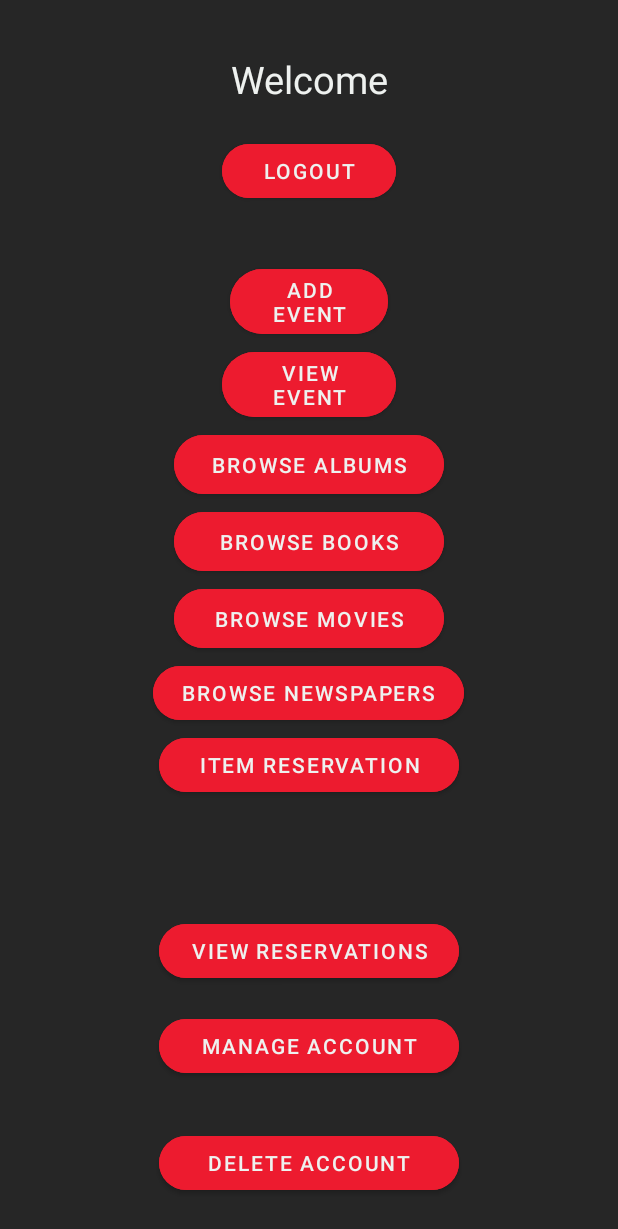
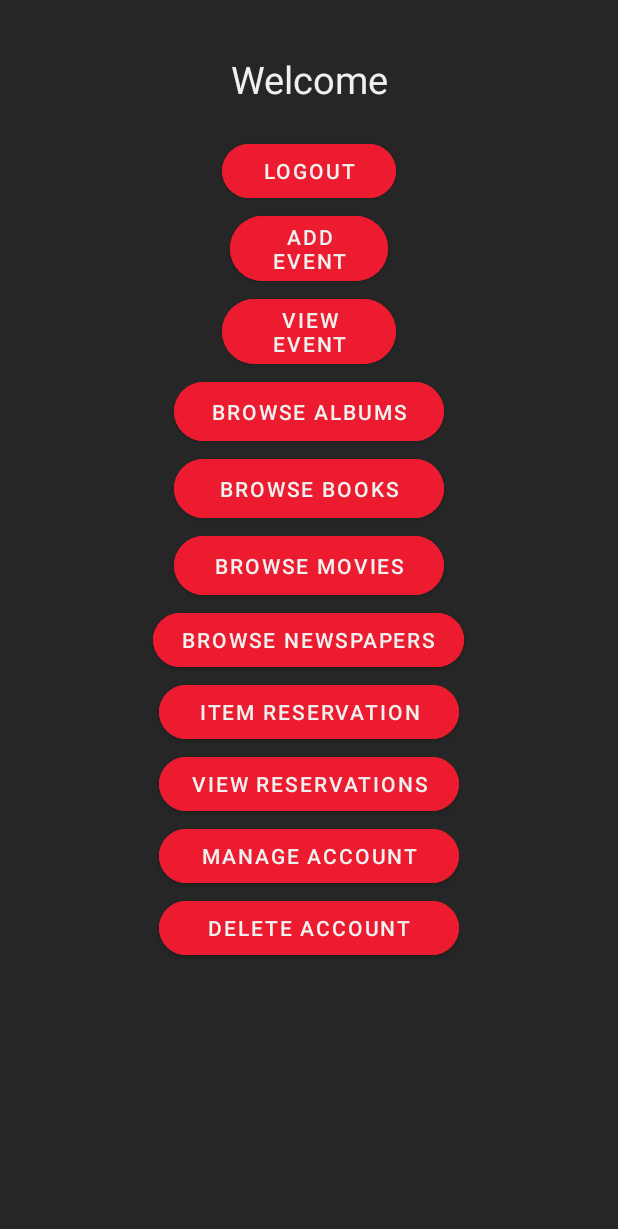
Before and after one commit to McGill-ECSE321-Fall2021/project-group-12, an Android app: the layout onlineuser_page.xml on its own in the app's theme, with its tools: preview values and no code run, on a phone screen of 412 x 824 dp. Shown: the top 1229 px of the screen. Run offline under Robolectric (Android 15) with nearby library versions, the phone set to English and light mode, and no system bars.

Commit message:
final merge conflicts fixed

```diff
--- a/LibraryAndroid/app/src/main/res/layout/onlineuser_page.xml
+++ b/LibraryAndroid/app/src/main/res/layout/onlineuser_page.xml
@@ -45,7 +45,6 @@
             android:layout_gravity="center"
             android:backgroundTint="@color/primary_color"
             android:layout_marginTop="20dp"
-            android:layout_marginBottom="35dp"
             android:gravity="center"
             android:onClick="Logout"
             android:text="@string/onlineUser_logout_text"
@@ -153,7 +152,6 @@
         <Button
             android:layout_marginStart="153dp"
             android:layout_marginEnd="153dp"
-            android:layout_marginBottom="76dp"
             android:layout_width="200dp"
             android:layout_height="wrap_content"
             android:layout_gravity="center"
@@ -165,7 +163,6 @@
             app:cornerRadius="100px"
             app:layout_constraintBottom_toBottomOf="parent"
             app:layout_constraintEnd_toEndOf="parent" />
->>>>>>> 91aeee7690f591b88e527fc21ac039ec56348861
 
         <Button
             android:layout_width="200dp"
@@ -189,9 +186,7 @@
             android:layout_gravity="center"
             android:layout_marginStart="153dp"
             android:layout_marginEnd="153dp"
-            android:layout_marginBottom="30dp"
             android:backgroundTint="@color/primary_color"
-            android:layout_marginTop="15dp"
             android:gravity="center"
             android:onClick="toManageAccount"
             android:text="@string/onlineUser_manageAccount_text"
```
